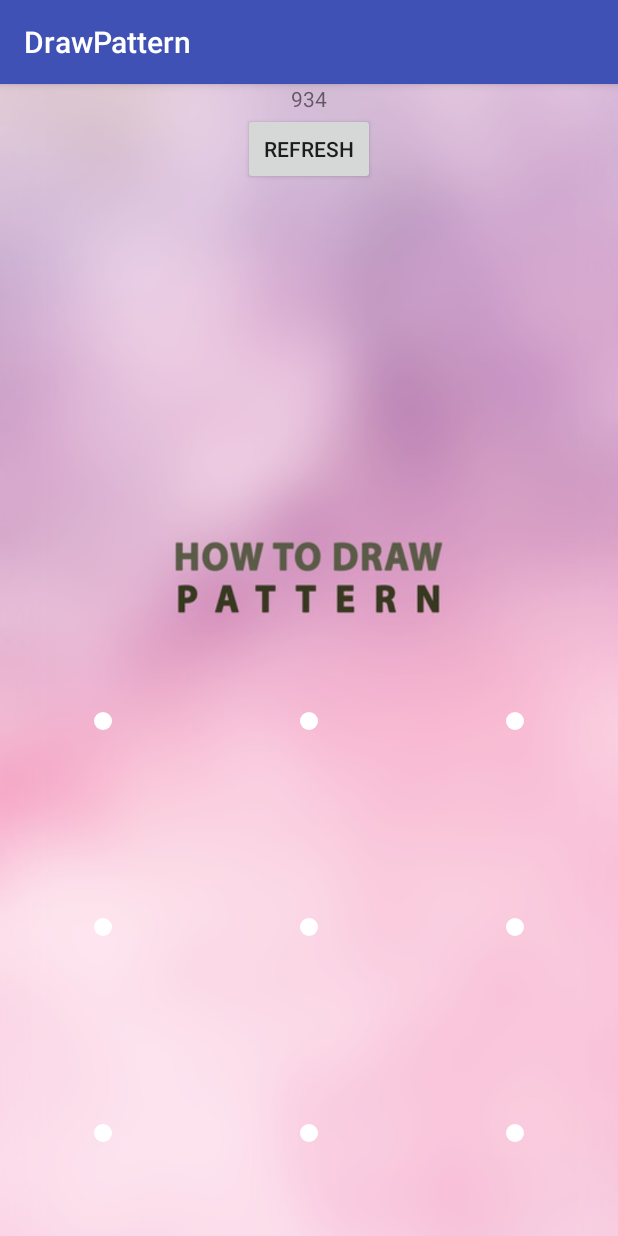
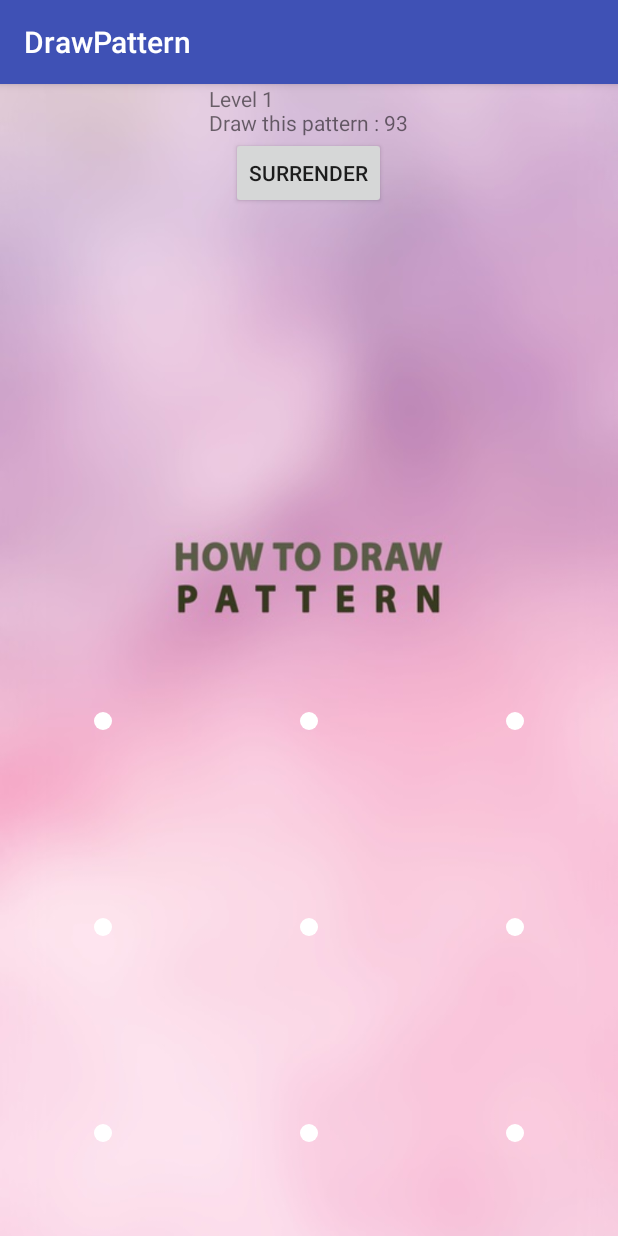
Before and after one commit to CTT535/Mobile_Project_1, an Android app: the screen it shows after launch (MainActivity), on a phone screen of 412 x 824 dp. Run offline under Robolectric (Android 15) with nearby library versions, the phone set to English and light mode, and no system bars.

Commit message:
Update gameplay

```diff
--- a/SourceCode/app/src/main/java/hcmus/angtonyvincent/drawpattern/MainActivity.java
+++ b/SourceCode/app/src/main/java/hcmus/angtonyvincent/drawpattern/MainActivity.java
@@ -13,10 +13,14 @@ import java.util.List;
 
 public class MainActivity extends AppCompatActivity {
 
-    Button refresh;
+    Button surrender;
     TextView instruction;
+
     private String correctPattern;
     private MaterialLockView materialLockView;
+
+    private int level;
+    private int passedPoint;
 
     @Override
     protected void onCreate(Bundle savedInstanceState) {
@@ -24,10 +28,13 @@ public class MainActivity extends AppCompatActivity {
 
         setContentView(R.layout.activity_main);
 
+        level = 1;
+        passedPoint = 2;
+
         instruction = (TextView) findViewById(R.id.textViewInstruction);
 
-        refresh = (Button) findViewById(R.id.buttonRefresh);
-        refresh.setOnClickListener(new View.OnClickListener() {
+        surrender = (Button) findViewById(R.id.buttonSurrender);
+        surrender.setOnClickListener(new View.OnClickListener() {
             @Override
             public void onClick(View v) {
                 newPattern();
@@ -45,6 +52,8 @@ public class MainActivity extends AppCompatActivity {
 
                     materialLockView.setDisplayMode(MaterialLockView.DisplayMode.Correct);
 
+                    level++; // level up
+
                     newPattern();
 
                 } else {
@@ -59,7 +68,7 @@ public class MainActivity extends AppCompatActivity {
 
     public void newPattern() {
         correctPattern = randomPattern();
-        instruction.setText(correctPattern);
+        instruction.setText("Level " + level + "\nDraw this pattern : " + correctPattern);
     }
 
     public String randomPattern() {
@@ -73,7 +82,12 @@ public class MainActivity extends AppCompatActivity {
 
         Collections.shuffle(list);
 
-        for (int i = 0; i < 3; i++) {
+        passedPoint = level / 3 + 2; // min = 2
+        if (passedPoint > 9) {
+            passedPoint = 9; // max = 9
+        }
+
+        for (int i = 0; i < passedPoint; i++) {
             result += list.get(i).toString();
         }
 
--- a/SourceCode/app/src/main/res/layout/activity_main.xml
+++ b/SourceCode/app/src/main/res/layout/activity_main.xml
@@ -20,15 +20,15 @@
         android:id="@+id/textViewInstruction"
         android:layout_width="wrap_content"
         android:layout_height="wrap_content"
-        android:text="Correct Pattern"
+        android:text="How to draw pattern?"
         android:layout_alignParentTop="true"
         android:layout_centerHorizontal="true" />
 
     <Button
-        android:id="@+id/buttonRefresh"
+        android:id="@+id/buttonSurrender"
         android:layout_width="wrap_content"
         android:layout_height="wrap_content"
-        android:text="Refresh"
+        android:text="Surrender"
         android:layout_below="@+id/textViewInstruction"
         android:layout_centerHorizontal="true" />
 
```
